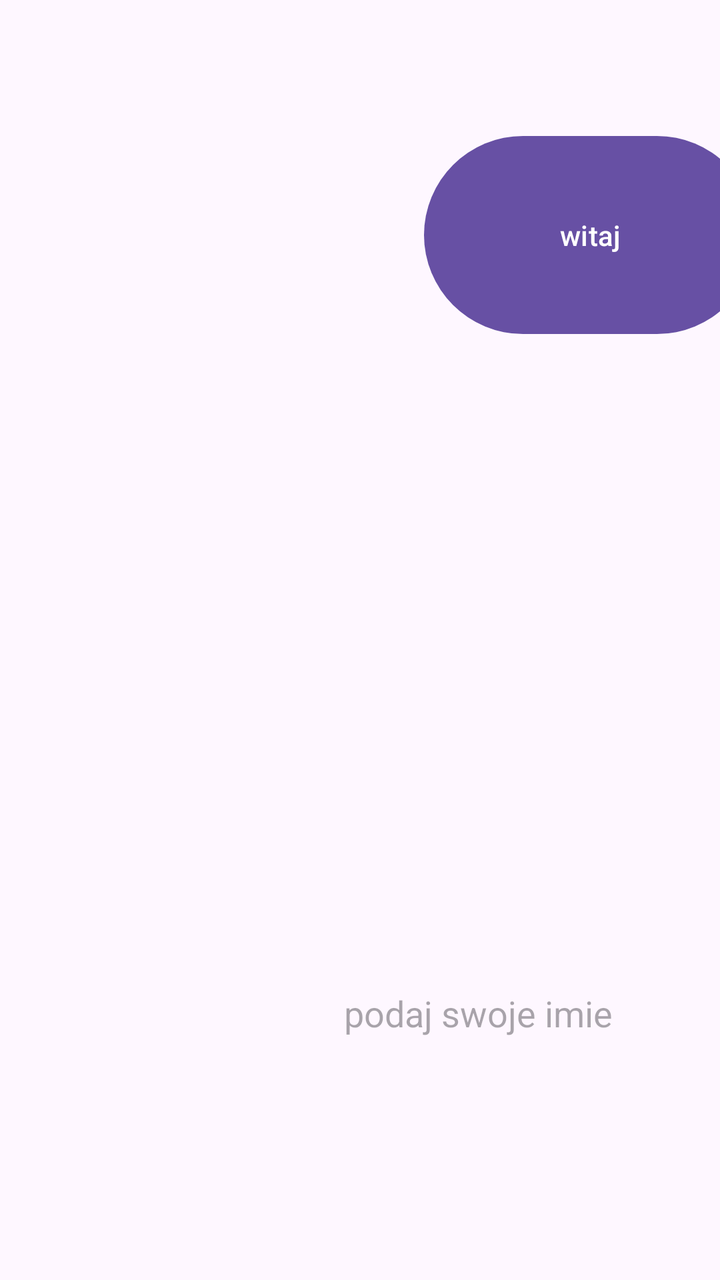
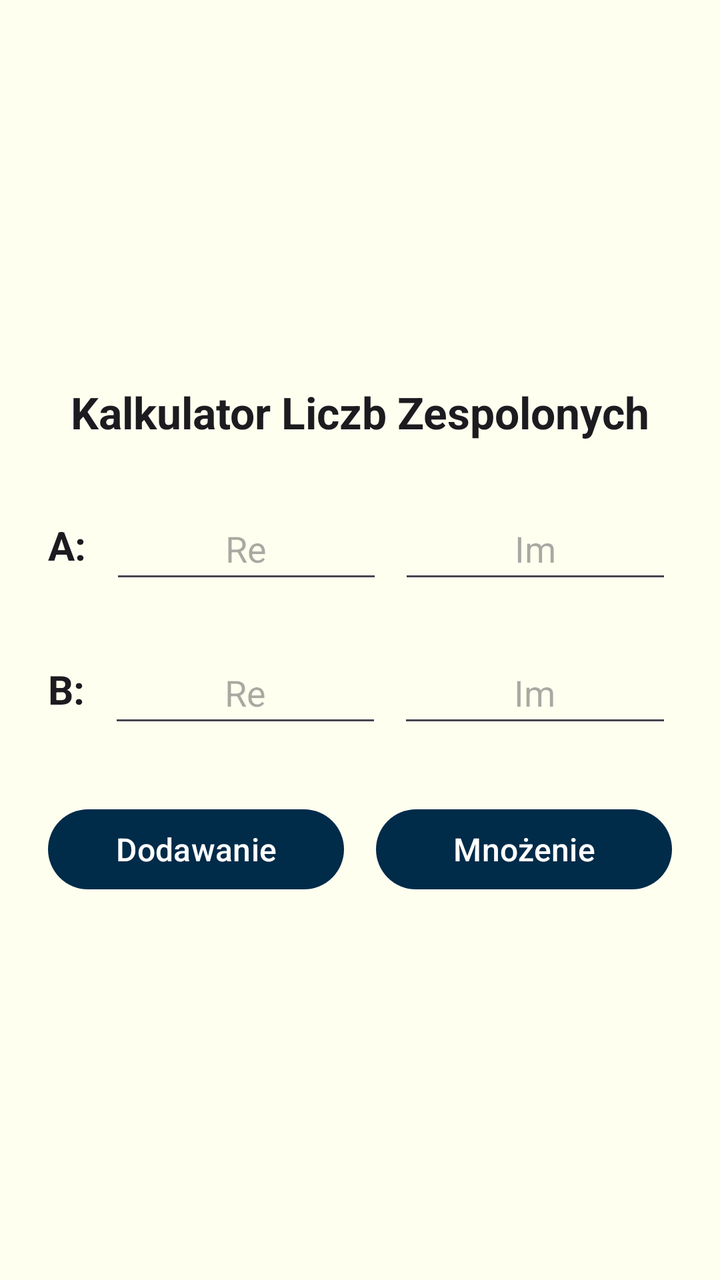

Before-and-after screenshots of an Android layout around one commit, followed by the original layout XML and the change that was made.
<!-- AndroidManifest.xml: application theme Theme.ChudeckiL4 -->
<!-- res/layout/activity_main.xml -->
<?xml version="1.0" encoding="utf-8"?>
<androidx.constraintlayout.widget.ConstraintLayout xmlns:android="http://schemas.android.com/apk/res/android"
    xmlns:app="http://schemas.android.com/apk/res-auto"
    xmlns:tools="http://schemas.android.com/tools"
    android:id="@+id/main"
    android:layout_width="match_parent"
    android:layout_height="match_parent"
    tools:context=".MainActivity">

    <Button
        android:id="@+id/p"
        android:layout_width="166dp"
        android:layout_height="107dp"
        android:layout_marginStart="212dp"
        android:layout_marginTop="64dp"
        android:text="witaj"
        app:layout_constraintStart_toStartOf="parent"
        app:layout_constraintTop_toTopOf="parent" />

    <EditText
        android:id="@+id/e"
        android:layout_width="454dp"
        android:layout_height="344dp"
        android:layout_marginStart="168dp"
        android:layout_marginTop="162dp"
        android:ems="10"
        android:hint="podaj swoje imie"
        android:inputType="text"
        app:layout_constraintStart_toStartOf="parent"
        app:layout_constraintTop_toBottomOf="@+id/p" />
</androidx.constraintlayout.widget.ConstraintLayout>
<!-- resources referenced by this layout -->
<resources>
  <style name="Theme.ChudeckiL4" parent="Base.Theme.ChudeckiL4" />
  <style name="Base.Theme.ChudeckiL4" parent="Theme.Material3.DayNight.NoActionBar">
          
          
      </style>
</resources>

<!-- the commit's change to res/layout/activity_main.xml (unified diff, before → after) -->
@@ -1,31 +1,139 @@
 <?xml version="1.0" encoding="utf-8"?>
-<androidx.constraintlayout.widget.ConstraintLayout xmlns:android="http://schemas.android.com/apk/res/android"
+<ScrollView xmlns:android="http://schemas.android.com/apk/res/android"
     xmlns:app="http://schemas.android.com/apk/res-auto"
     xmlns:tools="http://schemas.android.com/tools"
-    android:id="@+id/main"
     android:layout_width="match_parent"
     android:layout_height="match_parent"
+    android:background="@color/ivory"
+    android:fillViewport="true"
     tools:context=".MainActivity">
 
-    <Button
-        android:id="@+id/p"
-        android:layout_width="166dp"
-        android:layout_height="107dp"
-        android:layout_marginStart="212dp"
-        android:layout_marginTop="64dp"
-        android:text="witaj"
-        app:layout_constraintStart_toStartOf="parent"
-        app:layout_constraintTop_toTopOf="parent" />
+    <LinearLayout
+        android:id="@+id/main"
+        android:layout_width="match_parent"
+        android:layout_height="wrap_content"
+        android:orientation="vertical"
+        android:gravity="center"
+        android:padding="24dp">
 
-    <EditText
-        android:id="@+id/e"
-        android:layout_width="454dp"
-        android:layout_height="344dp"
-        android:layout_marginStart="168dp"
-        android:layout_marginTop="162dp"
-        android:ems="10"
-        android:hint="podaj swoje imie"
-        android:inputType="text"
-        app:layout_constraintStart_toStartOf="parent"
-        app:layout_constraintTop_toBottomOf="@+id/p" />
-</androidx.constraintlayout.widget.ConstraintLayout>
+        <TextView
+            android:layout_width="match_parent"
+            android:layout_height="wrap_content"
+            android:text="@string/title_calculator"
+            android:textSize="22sp"
+            android:textStyle="bold"
+            android:textColor="#1C1B1F"
+            android:gravity="center"
+            android:layout_marginBottom="28dp" />
+
+        
+        <LinearLayout
+            android:layout_width="match_parent"
+            android:layout_height="wrap_content"
+            android:orientation="horizontal"
+            android:gravity="center_vertical"
+            android:layout_marginBottom="24dp">
+
+            <TextView
+                android:layout_width="wrap_content"
+                android:layout_height="wrap_content"
+                android:text="@string/label_a"
+                android:textSize="20sp"
+                android:textStyle="bold"
+                android:textColor="#1C1B1F"
+                android:layout_marginEnd="12dp" />
+
+            <EditText
+                android:id="@+id/etA1"
+                android:layout_width="0dp"
+                android:layout_height="wrap_content"
+                android:layout_weight="1"
+                android:layout_marginEnd="8dp"
+                android:hint="@string/hint_real"
+                android:inputType="numberSigned|numberDecimal"
+                android:gravity="center"
+                android:minHeight="48dp" />
+
+            <EditText
+                android:id="@+id/etA2"
+                android:layout_width="0dp"
+                android:layout_height="wrap_content"
+                android:layout_weight="1"
+                android:hint="@string/hint_imaginary"
+                android:inputType="numberSigned|numberDecimal"
+                android:gravity="center"
+                android:minHeight="48dp" />
+        </LinearLayout>
+
+        
+        <LinearLayout
+            android:layout_width="match_parent"
+            android:layout_height="wrap_content"
+            android:orientation="horizontal"
+            android:gravity="center_vertical"
+            android:layout_marginBottom="32dp">
+
+            <TextView
+                android:layout_width="wrap_content"
+                android:layout_height="wrap_content"
+                android:text="@string/label_b"
+                android:textSize="20sp"
+                android:textStyle="bold"
+                android:textColor="#1C1B1F"
+                android:layout_marginEnd="12dp" />
+
+            <EditText
+                android:id="@+id/etB1"
+                android:layout_width="0dp"
+                android:layout_height="wrap_content"
+                android:layout_weight="1"
+                android:layout_marginEnd="8dp"
+                android:hint="@string/hint_real"
+                android:inputType="numberSigned|numberDecimal"
+                android:gravity="center"
+                android:minHeight="48dp" />
+
+            <EditText
+                android:id="@+id/etB2"
+                android:layout_width="0dp"
+                android:layout_height="wrap_content"
+                android:layout_weight="1"
+                android:hint="@string/hint_imaginary"
+                android:inputType="numberSigned|numberDecimal"
+                android:gravity="center"
+                android:minHeight="48dp" />
+        </LinearLayout>
+
+        
+        <LinearLayout
+            android:layout_width="match_parent"
+            android:layout_height="wrap_content"
+            android:orientation="horizontal">
+
+            <Button
+                android:id="@+id/btnAdd"
+                android:layout_width="0dp"
+                android:layout_height="wrap_content"
+                android:layout_weight="1"
+                android:layout_marginEnd="8dp"
+                android:text="@string/btn_addition"
+                android:textSize="16sp"
+                android:textStyle="normal"
+                android:textColor="@color/white"
+                app:backgroundTint="@color/lot_morskiej_nocy" />
+
+            <Button
+                android:id="@+id/btnMultiply"
+                android:layout_width="0dp"
+                android:layout_height="wrap_content"
+                android:layout_weight="1"
+                android:layout_marginStart="8dp"
+                android:text="@string/btn_multiplication"
+                android:textSize="16sp"
+                android:textStyle="normal"
+                android:textColor="@color/white"
+                app:backgroundTint="@color/lot_morskiej_nocy" />
+        </LinearLayout>
+
+    </LinearLayout>
+</ScrollView>
<!-- resource entries referenced after the edit -->
@@ -1,5 +1,15 @@
 <!-- resources referenced by this layout -->
 <resources>
+  <color name="ivory">#FFFFF0</color>
+  <color name="lot_morskiej_nocy">#002B49</color>
+  <color name="white">#FFFFFFFF</color>
+  <string name="btn_addition">Dodawanie</string>
+  <string name="btn_multiplication">Mnożenie</string>
+  <string name="hint_imaginary">Im</string>
+  <string name="hint_real">Re</string>
+  <string name="label_a">A:</string>
+  <string name="label_b">B:</string>
+  <string name="title_calculator">Kalkulator Liczb Zespolonych</string>
   <style name="Theme.ChudeckiL4" parent="Base.Theme.ChudeckiL4" />
   <style name="Base.Theme.ChudeckiL4" parent="Theme.Material3.DayNight.NoActionBar">
           
